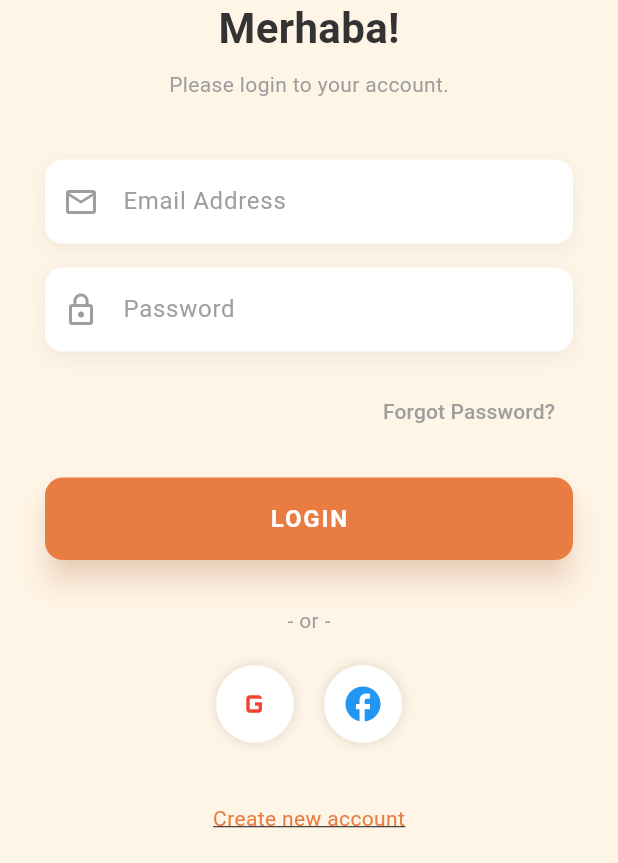
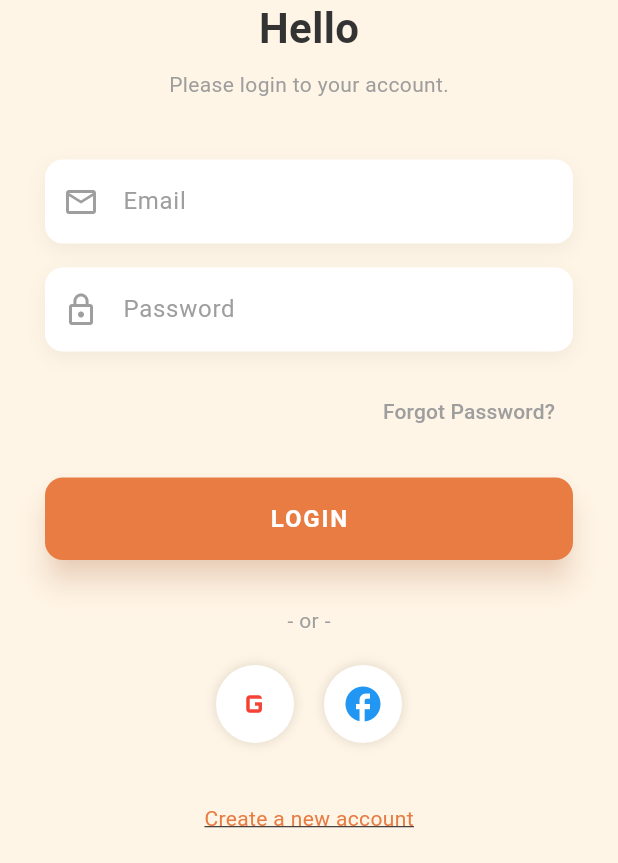
Before and after one commit to cagannn/foxusify, a Flutter app: the screen it shows after launch, on a phone screen of 412 x 824 dp, the part 373-1236 px from its top. Run offline on Flutter 3.47's test engine with Material 3 defaults, Android fonts, the phone set to English and light mode, and no system bars.

Commit message:
Telefonun sahip olduğu dile göre dil seçeneğinin değişmesi ve textler değişkene çevrildi.

````diff
--- /dev/null
+++ b/l10n.yaml
@@ -0,0 +1,3 @@
+arb-dir: lib/l10n
+template-arb-file: app_en.arb
+output-localization-file: app_localizations.dart
--- /dev/null
+++ b/lib/l10n/app_localizations.dart
@@ -0,0 +1,206 @@
+import 'dart:async';
+
+import 'package:flutter/foundation.dart';
+import 'package:flutter/widgets.dart';
+import 'package:flutter_localizations/flutter_localizations.dart';
+import 'package:intl/intl.dart' as intl;
+
+import 'app_localizations_en.dart';
+import 'app_localizations_tr.dart';
+
+// ignore_for_file: type=lint
+
+/// Callers can lookup localized strings with an instance of AppLocalizations
+/// returned by `AppLocalizations.of(context)`.
+///
+/// Applications need to include `AppLocalizations.delegate()` in their app's
+/// `localizationDelegates` list, and the locales they support in the app's
+/// `supportedLocales` list. For example:
+///
+/// ```dart
+/// import 'l10n/app_localizations.dart';
+///
+/// return MaterialApp(
+///   localizationsDelegates: AppLocalizations.localizationsDelegates,
+///   supportedLocales: AppLocalizations.supportedLocales,
+///   home: MyApplicationHome(),
+/// );
+/// ```
+///
+/// ## Update pubspec.yaml
+///
+/// Please make sure to update your pubspec.yaml to include the following
+/// packages:
+///
+/// ```yaml
+/// dependencies:
+///   # Internationalization support.
+///   flutter_localizations:
+///     sdk: flutter
+///   intl: any # Use the pinned version from flutter_localizations
+///
+///   # Rest of dependencies
+/// ```
+///
+/// ## iOS Applications
+///
+/// iOS applications define key application metadata, including supported
+/// locales, in an Info.plist file that is built into the application bundle.
+/// To configure the locales supported by your app, you’ll need to edit this
+/// file.
+///
+/// First, open your project’s ios/Runner.xcworkspace Xcode workspace file.
+/// Then, in the Project Navigator, open the Info.plist file under the Runner
+/// project’s Runner folder.
+///
+/// Next, select the Information Property List item, select Add Item from the
+/// Editor menu, then select Localizations from the pop-up menu.
+///
+/// Select and expand the newly-created Localizations item then, for each
+/// locale your application supports, add a new item and select the locale
+/// you wish to add from the pop-up menu in the Value field. This list should
+/// be consistent with the languages listed in the AppLocalizations.supportedLocales
+/// property.
+abstract class AppLocalizations {
+  AppLocalizations(String locale)
+    : localeName = intl.Intl.canonicalizedLocale(locale.toString());
+
+  final String localeName;
+
+  static AppLocalizations? of(BuildContext context) {
+    return Localizations.of<AppLocalizations>(context, AppLocalizations);
+  }
+
+  static const LocalizationsDelegate<AppLocalizations> delegate =
+      _AppLocalizationsDelegate();
+
+  /// A list of this localizations delegate along with the default localizations
+  /// delegates.
+  ///
+  /// Returns a list of localizations delegates containing this delegate along with
+  /// GlobalMaterialLocalizations.delegate, GlobalCupertinoLocalizations.delegate,
+  /// and GlobalWidgetsLocalizations.delegate.
+  ///
+  /// Additional delegates can be added by appending to this list in
+  /// MaterialApp. This list does not have to be used at all if a custom list
+  /// of delegates is preferred or required.
+  static const List<LocalizationsDelegate<dynamic>> localizationsDelegates =
+      <LocalizationsDelegate<dynamic>>[
+        delegate,
+        GlobalMaterialLocalizations.delegate,
+        GlobalCupertinoLocalizations.delegate,
+        GlobalWidgetsLocalizations.delegate,
+      ];
+
+  /// A list of this localizations delegate's supported locales.
+  static const List<Locale> supportedLocales = <Locale>[
+    Locale('en'),
+    Locale('tr'),
+  ];
+
+  /// No description provided for @appTitle.
+  ///
+  /// In en, this message translates to:
+  /// **'Foxusify'**
+  String get appTitle;
+
+  /// No description provided for @hello.
+  ///
+  /// In en, this message translates to:
+  /// **'Hello'**
+  String get hello;
+
+  /// No description provided for @changeLanguage.
+  ///
+  /// In en, this message translates to:
+  /// **'Change language'**
+  String get changeLanguage;
+
+  /// No description provided for @pleaseLogin.
+  ///
+  /// In en, this message translates to:
+  /// **'Please login to your account.'**
+  String get pleaseLogin;
+
+  /// No description provided for @email.
+  ///
+  /// In en, this message translates to:
+  /// **'Email'**
+  String get email;
+
+  /// No description provided for @password.
+  ///
+  /// In en, this message translates to:
+  /// **'Password'**
+  String get password;
+
+  /// No description provided for @login.
+  ///
+  /// In en, this message translates to:
+  /// **'Login'**
+  String get login;
+
+  /// No description provided for @signup.
+  ///
+  /// In en, this message translates to:
+  /// **'Sign Up'**
+  String get signup;
+
+  /// No description provided for @forgetPass.
+  ///
+  /// In en, this message translates to:
+  /// **'Forgot Password?'**
+  String get forgetPass;
+
+  /// No description provided for @createAccount.
+  ///
+  /// In en, this message translates to:
+  /// **'Create a new account'**
+  String get createAccount;
+
+  /// No description provided for @username.
+  ///
+  /// In en, this message translates to:
+  /// **'Username'**
+  String get username;
+
+  /// No description provided for @confirmPass.
+  ///
+  /// In en, this message translates to:
+  /// **'Confirm Your Password'**
+  String get confirmPass;
+}
+
+class _AppLocalizationsDelegate
+    extends LocalizationsDelegate<AppLocalizations> {
+  const _AppLocalizationsDelegate();
+
+  @override
+  Future<AppLocalizations> load(Locale locale) {
+    return SynchronousFuture<AppLocalizations>(lookupAppLocalizations(locale));
+  }
+
+  @override
+  bool isSupported(Locale locale) =>
+      <String>['en', 'tr'].contains(locale.languageCode);
+
+  @override
+  bool shouldReload(_AppLocalizationsDelegate old) => false;
+}
+
+AppLocalizations lookupAppLocalizations(Locale locale) {
+  // Lookup logic when only language code is specified.
+  switch (locale.languageCode) {
+    case 'en':
+      return AppLocalizationsEn();
+    case 'tr':
+      return AppLocalizationsTr();
+  }
+
+  throw FlutterError(
+    'AppLocalizations.delegate failed to load unsupported locale "$locale". This is likely '
+    'an issue with the localizations generation tool. Please file an issue '
+    'on GitHub with a reproducible sample app and the gen-l10n configuration '
+    'that was used.',
+  );
+}
--- a/lib/main.dart
+++ b/lib/main.dart
@@ -1,4 +1,7 @@
 import 'package:flutter/material.dart';
+import 'package:flutter_localizations/flutter_localizations.dart';
+import 'l10n/app_localizations.dart';
+
 import 'screens/login_screen/splash_screen.dart';
 
 void main() {
@@ -10,9 +13,33 @@ class MyApp extends StatelessWidget {
 
   @override
   Widget build(BuildContext context) {
-    return const MaterialApp(
+    return MaterialApp(
       debugShowCheckedModeBanner: false,
-      home: SplashScreen(),
+
+      // Desteklenen diller
+      supportedLocales: const [Locale('en'), Locale('tr')],
+
+      // Lokalizasyon delegeleri
+      localizationsDelegates: const [
+        AppLocalizations.delegate,
+        GlobalMaterialLocalizations.delegate,
+        GlobalWidgetsLocalizations.delegate,
+        GlobalCupertinoLocalizations.delegate,
+      ],
+
+      // Cihaz diline göre otomatik seçim
+      localeResolutionCallback: (locale, supportedLocales) {
+        if (locale != null) {
+          for (final supportedLocale in supportedLocales) {
+            if (supportedLocale.languageCode == locale.languageCode) {
+              return supportedLocale;
+            }
+          }
+        }
+        return supportedLocales.first; // eşleşmezse ilkini kullan
+      },
+
+      home: const SplashScreen(),
     );
   }
 }
--- a/lib/screens/login_screen/login_screen.dart
+++ b/lib/screens/login_screen/login_screen.dart
@@ -5,32 +5,27 @@ import '../../widgets/auth_template.dart';
 import '../../widgets/custom_input_field.dart';
 import '../../widgets/action_button.dart';
 import '../../widgets/social_login_section.dart';
-import 'signup_screen.dart';
+import '../signup_screen/signup_screen.dart';
+import '../../l10n/app_localizations.dart';
 
 class LoginScreen extends StatelessWidget {
   const LoginScreen({super.key});
-  final String Merhaba = "Merhaba!";
   @override
   Widget build(BuildContext context) {
+    final loc = AppLocalizations.of(context)!;
     return AuthTemplate(
       logoTopPosition: 0.12,
       formContent: Column(
         crossAxisAlignment: CrossAxisAlignment.center,
         children: [
-          Text(Merhaba, style: AppTextStyles.header),
+          Text(loc.hello, style: AppTextStyles.header),
           const SizedBox(height: 8),
-          const Text(
-            "Please login to your account.",
-            style: AppTextStyles.subHeader,
-          ),
+          Text(loc.pleaseLogin, style: AppTextStyles.subHeader),
           const SizedBox(height: 40),
 
-          const CustomInputField(
-            hintText: "Email Address",
-            icon: Icons.email_outlined,
-          ),
-          const CustomInputField(
-            hintText: "Password",
+          CustomInputField(hintText: loc.email, icon: Icons.email_outlined),
+          CustomInputField(
+            hintText: loc.password,
             icon: Icons.lock_outline,
             isPassword: true,
           ),
@@ -39,15 +34,15 @@ class LoginScreen extends StatelessWidget {
             alignment: Alignment.centerRight,
             child: TextButton(
               onPressed: () {},
-              child: const Text(
-                "Forgot Password?",
+              child: Text(
+                loc.forgetPass,
                 style: TextStyle(color: AppColors.textLight),
               ),
             ),
           ),
 
           const SizedBox(height: 20),
-          ActionButton(text: "LOGIN", onPressed: () {}),
+          ActionButton(text: loc.login, onPressed: () {}),
           const SizedBox(height: 30),
 
           const SocialLoginSection(),
@@ -58,8 +53,8 @@ class LoginScreen extends StatelessWidget {
               context,
               MaterialPageRoute(builder: (_) => const SignUpScreen()),
             ),
-            child: const Text(
-              "Create new account",
+            child: Text(
+              loc.createAccount,
               style: TextStyle(
                 color: AppColors.darkOrange,
                 decoration: TextDecoration.underline,
--- a/pubspec.yaml
+++ b/pubspec.yaml
@@ -9,6 +9,9 @@ environment:
 dependencies:
   flutter:
     sdk: flutter
+  flutter_localizations:
+    sdk: flutter
+  intl: any
 
 dev_dependencies:
   flutter_test:
@@ -17,5 +20,6 @@ dev_dependencies:
 
 flutter:
   uses-material-design: true
+  generate: true
   assets:
     - assets/images/logo.png
````
Also changed, not shown: lib/l10n/app_en.arb (added, +16 -0 lines), lib/l10n/app_localizations_en.dart (added, +46 -0 lines), lib/l10n/app_localizations_tr.dart (added, +46 -0 lines), lib/l10n/app_tr.arb (added, +15 -0 lines), lib/screens/signup_screen/signup_screen.dart (renamed from lib/screens/login_screen/signup_screen.dart, +35 -23 lines), pubspec.lock.
